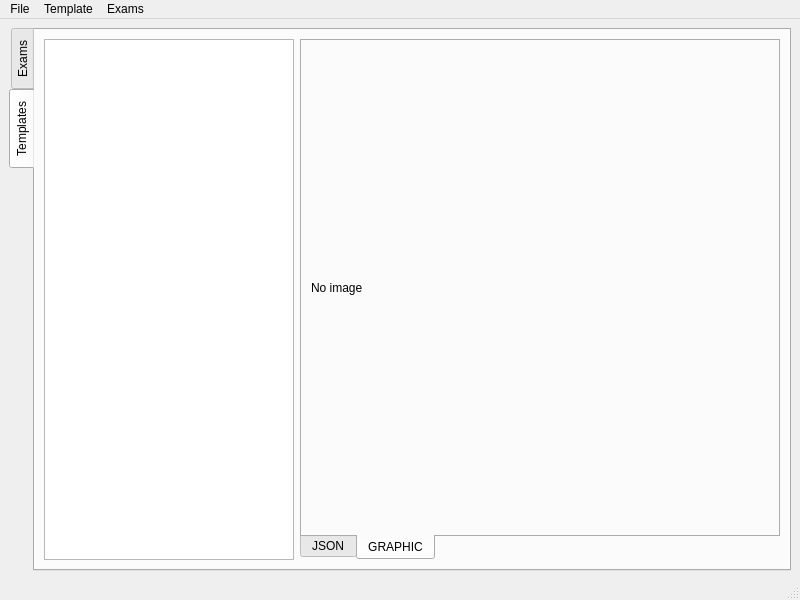
Old version of the form aer/views/mainwindow.ui in the repository GandalfM/automatic-exams-reader.
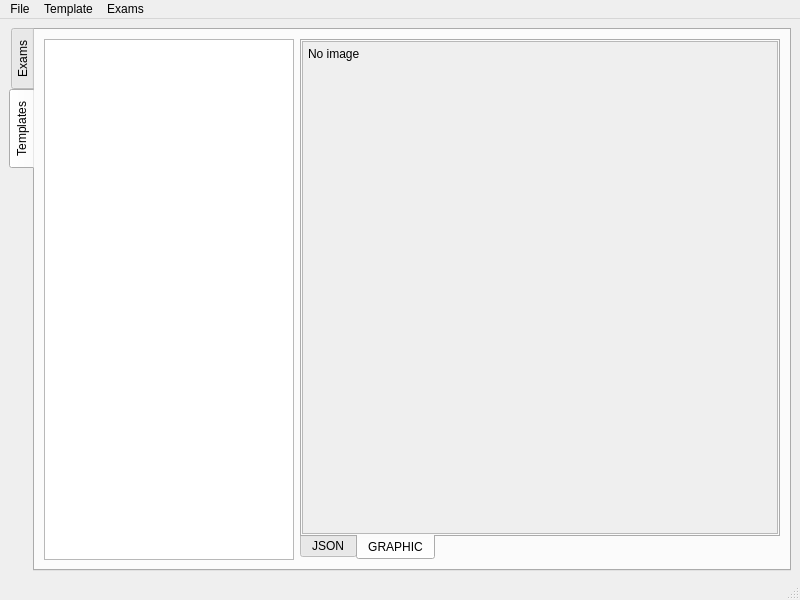
New version of the form. The open tabs and pages were chosen to show the change.

Commit message: Improved image displaying

Diff of the .ui file:
```diff
--- a/aer/views/mainwindow.ui
+++ b/aer/views/mainwindow.ui
@@ -149,14 +149,47 @@
            </layout>
           </widget>
           <widget class="QWidget" name="tab_2">
+           <property name="sizePolicy">
+            <sizepolicy hsizetype="Expanding" vsizetype="Expanding">
+             <horstretch>0</horstretch>
+             <verstretch>0</verstretch>
+            </sizepolicy>
+           </property>
            <attribute name="title">
             <string>GRAPHIC</string>
            </attribute>
            <layout class="QVBoxLayout" name="verticalLayout_4">
+            <property name="margin">
+             <number>0</number>
+            </property>
+            <item>
+             <widget class="QScrollArea" name="scrollArea_2">
+              <property name="widgetResizable">
+               <bool>true</bool>
+              </property>
+              <widget class="QWidget" name="scrollAreaWidgetContents_2">
+               <property name="geometry">
+                <rect>
+                 <x>0</x>
+                 <y>0</y>
+                 <width>465</width>
+                 <height>474</height>
+                </rect>
+               </property>
+               <property name="sizePolicy">
+                <sizepolicy hsizetype="Expanding" vsizetype="Expanding">
+                 <horstretch>0</horstretch>
+                 <verstretch>0</verstretch>
+                </sizepolicy>
+               </property>
+               <layout class="QVBoxLayout" name="verticalLayout_6">
+                <property name="margin">
+                 <number>5</number>
+                </property>
             <item>
              <widget class="QLabel" name="templateViewLabel">
               <property name="sizePolicy">
-               <sizepolicy hsizetype="Ignored" vsizetype="Ignored">
+                   <sizepolicy hsizetype="Preferred" vsizetype="Preferred">
                 <horstretch>0</horstretch>
                 <verstretch>0</verstretch>
                </sizepolicy>
@@ -167,6 +200,13 @@
               <property name="scaledContents">
                <bool>true</bool>
               </property>
+                  <property name="alignment">
+                   <set>Qt::AlignLeading|Qt::AlignLeft|Qt::AlignTop</set>
+                  </property>
+                 </widget>
+                </item>
+               </layout>
+              </widget>
              </widget>
             </item>
            </layout>
```
Left out of the diff: 27 changed lines with no effect on the pictures. Lines whose indentation alone changed are shown as unchanged. The commit also changes 1 other file.
